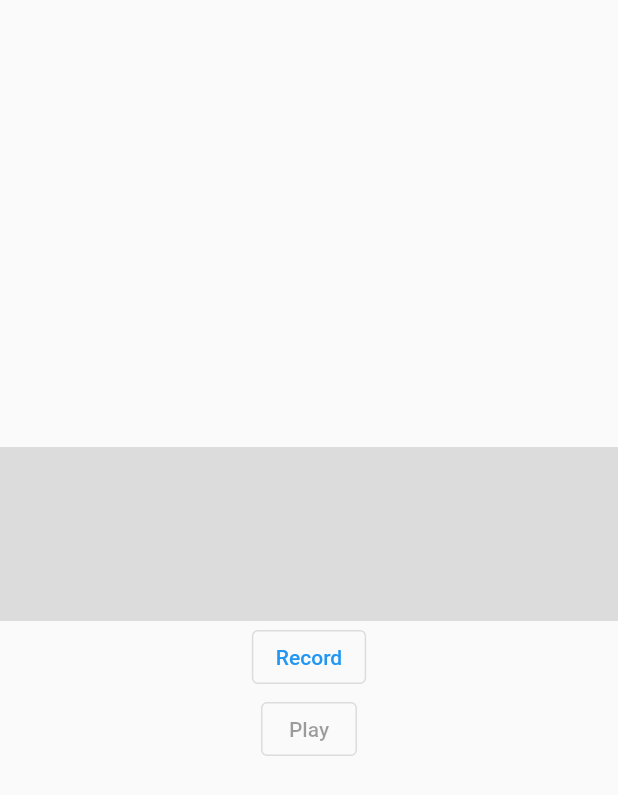
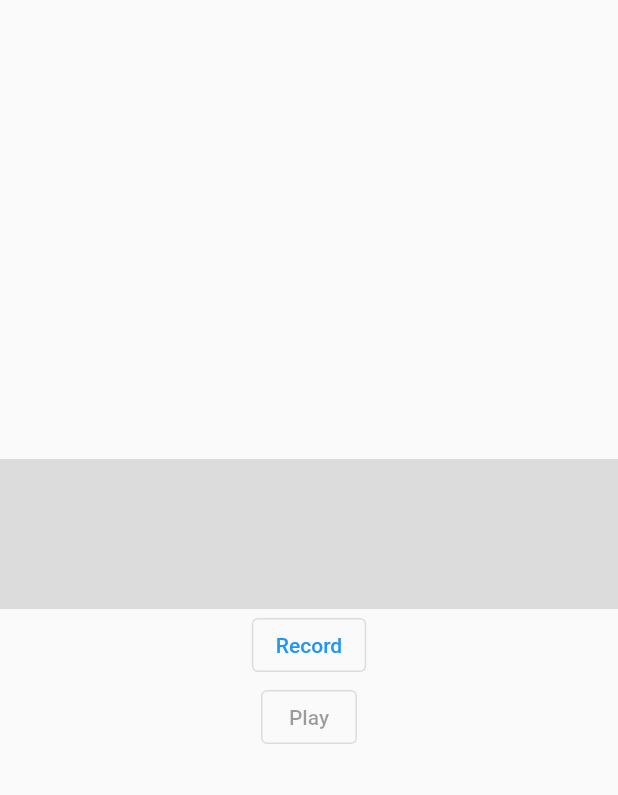
Before and after one commit to dewparin/flutter_audio_recorder_poc, a Flutter app: the screen it shows after launch, on a phone screen of 412 x 824 dp. Shown: the top 795 px of the screen. Run offline on Flutter 3.47's test engine with Material 2 defaults, Android fonts, the phone set to English and light mode, and no system bars.

Commit message:
Adjust loading layout.

```diff
--- a/lib/screen/recorder_screen.dart
+++ b/lib/screen/recorder_screen.dart
@@ -51,10 +51,12 @@ class _State extends State<RecorderScreen> {
                   mainAxisAlignment: MainAxisAlignment.center,
                   children: [
                     Container(
+                      width: double.infinity,
+                      height: 100,
                       padding: EdgeInsets.all(8),
                       color: Colors.black12,
                       child: currentState == _FlowState.RECORDING
-                          ? CircularProgressIndicator()
+                          ? Center(child: CircularProgressIndicator())
                           : WaveformChart(
                               data: audioBuffer.recordData,
                             ),
```
